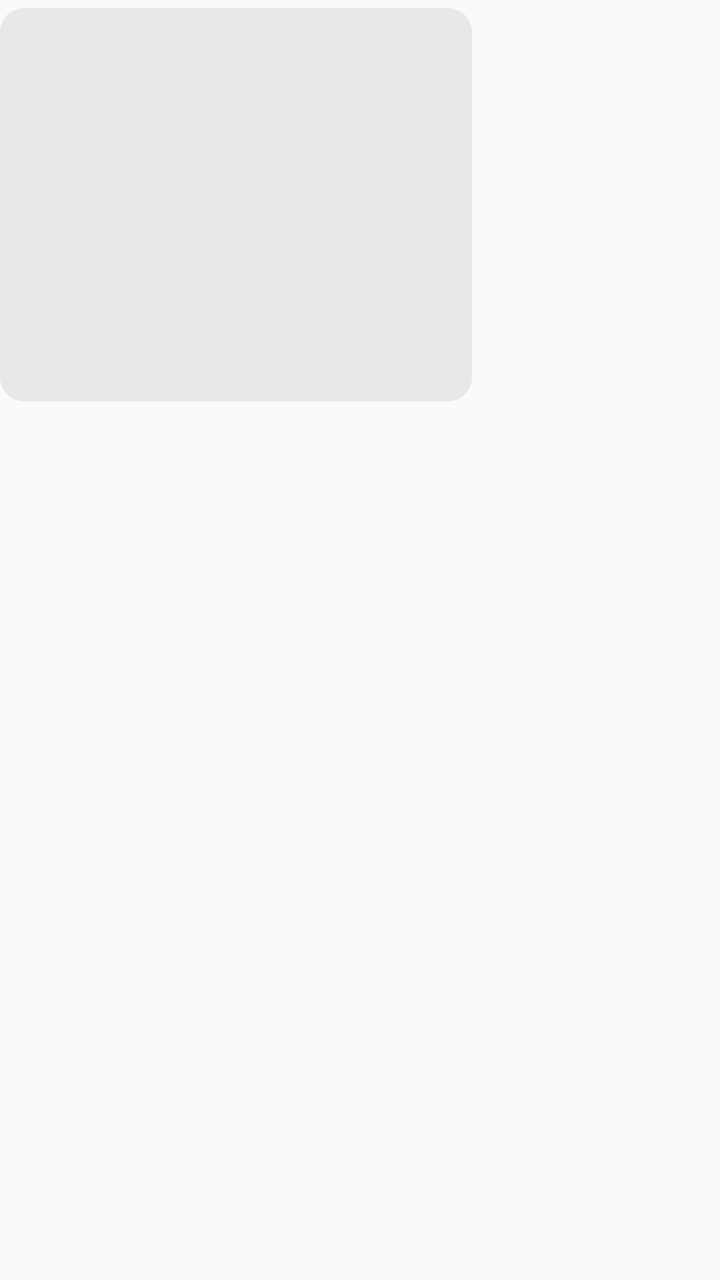
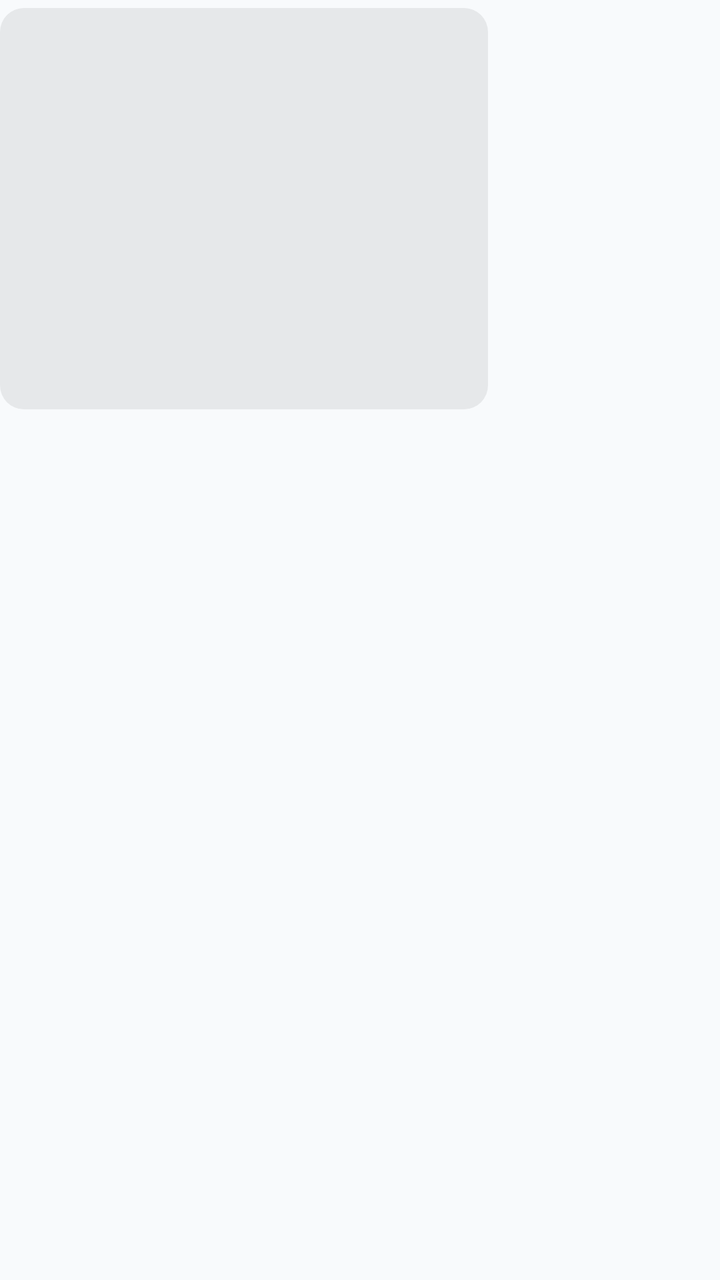

The first picture is an Android layout as it rendered before a commit; the second is the same layout after the commit. The layout source and the unified diff follow.
<!-- AndroidManifest.xml: application theme Theme.NexaChat -->
<!-- res/layout/item_message_image_incoming.xml -->
<?xml version="1.0" encoding="utf-8"?>
<androidx.constraintlayout.widget.ConstraintLayout xmlns:android="http://schemas.android.com/apk/res/android"
    xmlns:app="http://schemas.android.com/apk/res-auto"
    android:layout_width="match_parent"
    android:layout_height="wrap_content"
    android:paddingVertical="@dimen/space_xs">
    <LinearLayout
        android:id="@+id/bubbleContainer"
        android:layout_width="wrap_content"
        android:layout_height="wrap_content"
        android:background="@drawable/bg_message_bubble"
        android:backgroundTint="@color/bubble_other"
        android:maxWidth="@dimen/bubble_max_width"
        android:orientation="vertical"
        android:padding="@dimen/space_sm"
        app:layout_constraintEnd_toEndOf="parent"
        app:layout_constraintHorizontal_bias="0"
        app:layout_constraintStart_toStartOf="parent"
        app:layout_constraintTop_toTopOf="parent">
        <TextView android:id="@+id/senderName" android:layout_width="wrap_content" android:layout_height="wrap_content" android:textAppearance="?attr/textAppearanceLabelSmall" android:visibility="gone"/>
        <include android:id="@+id/replyQuote" layout="@layout/include_message_reply_quote" android:visibility="gone"/>
        <TextView android:id="@+id/messageBody" android:layout_width="wrap_content" android:layout_height="wrap_content" android:textAppearance="?attr/textAppearanceBodyMedium" android:visibility="gone"/>
        <ImageView android:id="@+id/messageImage" android:layout_width="220dp" android:layout_height="160dp" android:contentDescription="@string/cd_open_attachment" android:scaleType="centerCrop" android:visibility="visible"/>
        <ImageButton android:id="@+id/playButton" android:layout_width="@dimen/min_touch_target" android:layout_height="@dimen/min_touch_target" android:contentDescription="@string/cd_open_attachment" android:src="@drawable/ic_play_arrow" android:visibility="gone"/>
        <TextView android:id="@+id/fileName" android:layout_width="wrap_content" android:layout_height="wrap_content" android:drawableStart="@drawable/ic_description" android:gravity="center_vertical" android:visibility="gone"/>
        <TextView android:id="@+id/systemLabel" android:layout_width="wrap_content" android:layout_height="wrap_content" android:textAppearance="?attr/textAppearanceBodySmall" android:textColor="?attr/colorOnSurfaceVariant" android:visibility="gone"/>
        <include android:id="@+id/bubbleMeta" layout="@layout/include_message_bubble_meta"/>
        <include android:id="@+id/reactionsRow" layout="@layout/include_message_reactions_row"/>
    </LinearLayout>
</androidx.constraintlayout.widget.ConstraintLayout>
<!-- res/layout/include_message_reply_quote.xml (included above) -->
<?xml version="1.0" encoding="utf-8"?>
<LinearLayout xmlns:android="http://schemas.android.com/apk/res/android"
    android:layout_width="match_parent"
    android:layout_height="wrap_content"
    android:background="@drawable/bg_reply_quote"
    android:orientation="vertical"
    android:padding="@dimen/space_xs">
    <TextView android:id="@+id/replyAuthor" android:layout_width="wrap_content" android:layout_height="wrap_content" android:textAppearance="?attr/textAppearanceLabelSmall" android:textColor="?attr/colorPrimary"/>
    <TextView android:id="@+id/replySnippet" android:layout_width="wrap_content" android:layout_height="wrap_content" android:ellipsize="end" android:maxLines="2" android:textAppearance="?attr/textAppearanceBodySmall"/>
</LinearLayout>
<!-- res/layout/include_message_bubble_meta.xml (included above) -->
<?xml version="1.0" encoding="utf-8"?>
<LinearLayout xmlns:android="http://schemas.android.com/apk/res/android"
    android:id="@+id/bubbleMetaRow"
    android:layout_width="wrap_content"
    android:layout_height="wrap_content"
    android:layout_gravity="end"
    android:layout_marginTop="2dp"
    android:gravity="center_vertical"
    android:orientation="horizontal">

    <TextView
        android:id="@+id/editedLabel"
        android:layout_width="wrap_content"
        android:layout_height="wrap_content"
        android:layout_marginEnd="@dimen/space_xs"
        android:textAppearance="?attr/textAppearanceLabelSmall"
        android:textColor="?attr/colorOnSurfaceVariant"
        android:textStyle="italic"
        android:visibility="gone" />

    <TextView
        android:id="@+id/timeLabel"
        android:layout_width="wrap_content"
        android:layout_height="wrap_content"
        android:textAppearance="?attr/textAppearanceLabelSmall"
        android:textColor="?attr/colorOnSurfaceVariant" />

    <ProgressBar
        android:id="@+id/sendingProgress"
        style="?android:attr/progressBarStyleSmall"
        android:layout_width="14dp"
        android:layout_height="14dp"
        android:layout_marginStart="@dimen/space_xs"
        android:visibility="gone" />

    <ImageView
        android:id="@+id/deliveryIcon"
        android:layout_width="14dp"
        android:layout_height="14dp"
        android:layout_marginStart="@dimen/space_xs"
        android:contentDescription="@string/cd_delivered"
        android:visibility="gone" />

    <TextView
        android:id="@+id/deliveryStatusText"
        android:layout_width="wrap_content"
        android:layout_height="wrap_content"
        android:layout_marginStart="@dimen/space_xs"
        android:textAppearance="?attr/textAppearanceLabelSmall"
        android:visibility="gone" />
</LinearLayout>
<!-- res/layout/include_message_reactions_row.xml (included above) -->
<?xml version="1.0" encoding="utf-8"?>
<com.google.android.material.chip.ChipGroup xmlns:android="http://schemas.android.com/apk/res/android"
    xmlns:app="http://schemas.android.com/apk/res-auto"
    android:id="@+id/reactionChipGroup"
    android:layout_width="wrap_content"
    android:layout_height="wrap_content"
    android:layout_marginTop="@dimen/space_xs"
    app:singleLine="true" />
<!-- resources referenced by this layout -->
<resources>
  <color name="bubble_other">@color/surface_container_high_light</color>
  <dimen name="bubble_max_width">280dp</dimen>
  <dimen name="min_touch_target">48dp</dimen>
  <dimen name="space_sm">8dp</dimen>
  <dimen name="space_xs">4dp</dimen>
  <string name="cd_delivered">Delivered</string>
  <string name="cd_open_attachment">Open attachment</string>
  <style name="Theme.NexaChat" parent="Theme.NexaChat.Views" />
  <color name="surface_container_high_light">#FFE6E8EA</color>
  <dimen name="corner_md">12dp</dimen>
  <dimen name="corner_sm">8dp</dimen>
  <color name="colorPrimary">@color/brand_indigo</color>
  <color name="colorOnPrimary">#FFFFFFFF</color>
  <color name="colorPrimaryContainer">@color/brand_indigo_container</color>
  <color name="colorOnPrimaryContainer">@color/brand_on_indigo_container</color>
  <color name="colorSecondary">@color/slate_secondary</color>
  <color name="colorOnSecondary">#FFFFFFFF</color>
  <color name="colorSecondaryContainer">@color/slate_secondary_container</color>
  <color name="colorOnSecondaryContainer">@color/slate_on_secondary_container</color>
  <color name="colorTertiary">@color/tertiary_sky</color>
  <color name="colorOnTertiary">#FFFFFFFF</color>
  <color name="colorTertiaryContainer">@color/tertiary_sky_container</color>
  <color name="colorOnTertiaryContainer">@color/tertiary_on_sky_container</color>
  <color name="colorError">@color/error_red</color>
  <color name="colorOnError">#FFFFFFFF</color>
  <color name="colorErrorContainer">@color/error_container_light</color>
  <color name="colorOnErrorContainer">@color/on_error_container_light</color>
  <color name="colorBackground">@color/background_light</color>
  <color name="colorOnBackground">@color/text_primary_light</color>
  <color name="colorSurface">@color/surface_light</color>
  <color name="colorOnSurface">@color/text_primary_light</color>
  <color name="colorSurfaceVariant">@color/surface_variant_light</color>
  <color name="colorOnSurfaceVariant">@color/text_secondary_light</color>
  <color name="colorOutline">@color/slate_border</color>
  <color name="colorOutlineVariant">@color/slate_divider</color>
  <style name="TextAppearance.NexaChat.TitleLarge" parent="TextAppearance.Material3.TitleLarge" />
  <style name="TextAppearance.NexaChat.TitleSmall" parent="TextAppearance.Material3.TitleSmall" />
  <style name="TextAppearance.NexaChat.BodyLarge" parent="TextAppearance.Material3.BodyLarge" />
  <style name="TextAppearance.NexaChat.BodyMedium" parent="TextAppearance.Material3.BodyMedium" />
  <style name="TextAppearance.NexaChat.BodySmall" parent="TextAppearance.Material3.BodySmall" />
  <style name="TextAppearance.NexaChat.LabelLarge" parent="TextAppearance.Material3.LabelLarge" />
  <style name="TextAppearance.NexaChat.LabelMedium" parent="TextAppearance.Material3.LabelMedium" />
  <style name="TextAppearance.NexaChat.LabelSmall" parent="TextAppearance.Material3.LabelSmall" />
  <color name="brand_indigo">#FF4F46E5</color>
  <color name="brand_indigo_container">#FFE0E7FF</color>
  <color name="brand_on_indigo_container">#FF1E1B4B</color>
  <color name="slate_secondary">#FF505F76</color>
  <color name="slate_secondary_container">#FFD0E1FB</color>
  <color name="slate_on_secondary_container">#FF1D283A</color>
  <color name="tertiary_sky">#FF0EA5E9</color>
  <color name="tertiary_sky_container">#FFBAE6FD</color>
  <color name="tertiary_on_sky_container">#FF0369A1</color>
  <color name="error_red">#FFBA1A1A</color>
  <color name="error_container_light">#FFFFDAD6</color>
  <color name="on_error_container_light">#FF93000A</color>
  <color name="background_light">#FFF8FAFC</color>
  <color name="text_primary_light">#FF0F172A</color>
  <color name="surface_light">#FFF8FAFC</color>
  <color name="surface_variant_light">#FFE0E3E5</color>
  <color name="text_secondary_light">#FF64748B</color>
  <color name="slate_border">#FFCBD5E1</color>
  <color name="slate_divider">#FFE2E8F0</color>
  <dimen name="corner_lg">16dp</dimen>
  <!-- unchanged entries left out for length: 13 -->
</resources>

<!-- the commit's change to res/layout/item_message_image_incoming.xml (unified diff, before → after) -->
@@ -12,17 +12,17 @@
         android:backgroundTint="@color/bubble_other"
         android:maxWidth="@dimen/bubble_max_width"
         android:orientation="vertical"
-        android:padding="@dimen/space_sm"
+        android:paddingHorizontal="12dp" android:paddingVertical="10dp"
         app:layout_constraintEnd_toEndOf="parent"
         app:layout_constraintHorizontal_bias="0"
         app:layout_constraintStart_toStartOf="parent"
         app:layout_constraintTop_toTopOf="parent">
-        <TextView android:id="@+id/senderName" android:layout_width="wrap_content" android:layout_height="wrap_content" android:textAppearance="?attr/textAppearanceLabelSmall" android:visibility="gone"/>
+        <TextView android:id="@+id/senderName" android:layout_width="wrap_content" android:layout_height="wrap_content" android:textAppearance="?attr/textAppearanceLabelSmall" android:textColor="?attr/colorOnSurface" android:textStyle="bold" android:visibility="gone"/>
         <include android:id="@+id/replyQuote" layout="@layout/include_message_reply_quote" android:visibility="gone"/>
-        <TextView android:id="@+id/messageBody" android:layout_width="wrap_content" android:layout_height="wrap_content" android:textAppearance="?attr/textAppearanceBodyMedium" android:visibility="gone"/>
+        <TextView android:id="@+id/messageBody" android:layout_width="wrap_content" android:layout_height="wrap_content" android:textAppearance="?attr/textAppearanceBodyMedium" android:textColor="?attr/colorOnSurface" android:visibility="gone"/>
         <ImageView android:id="@+id/messageImage" android:layout_width="220dp" android:layout_height="160dp" android:contentDescription="@string/cd_open_attachment" android:scaleType="centerCrop" android:visibility="visible"/>
-        <ImageButton android:id="@+id/playButton" android:layout_width="@dimen/min_touch_target" android:layout_height="@dimen/min_touch_target" android:contentDescription="@string/cd_open_attachment" android:src="@drawable/ic_play_arrow" android:visibility="gone"/>
-        <TextView android:id="@+id/fileName" android:layout_width="wrap_content" android:layout_height="wrap_content" android:drawableStart="@drawable/ic_description" android:gravity="center_vertical" android:visibility="gone"/>
+        <ImageButton android:id="@+id/playButton" android:layout_width="@dimen/min_touch_target" android:layout_height="@dimen/min_touch_target" android:background="?attr/selectableItemBackgroundBorderless" android:contentDescription="@string/cd_open_attachment" android:src="@drawable/ic_play_arrow" android:tint="?attr/colorOnSurface" android:visibility="gone"/>
+        <TextView android:id="@+id/fileName" android:layout_width="wrap_content" android:layout_height="wrap_content" android:drawableStart="@drawable/ic_description" android:drawablePadding="10dp" android:drawableTint="?attr/colorOnSurface" android:gravity="center_vertical" android:textAppearance="?attr/textAppearanceBodyMedium" android:textColor="?attr/colorOnSurface" android:visibility="gone"/>
         <TextView android:id="@+id/systemLabel" android:layout_width="wrap_content" android:layout_height="wrap_content" android:textAppearance="?attr/textAppearanceBodySmall" android:textColor="?attr/colorOnSurfaceVariant" android:visibility="gone"/>
         <include android:id="@+id/bubbleMeta" layout="@layout/include_message_bubble_meta"/>
         <include android:id="@+id/reactionsRow" layout="@layout/include_message_reactions_row"/>
<!-- resource entries referenced after the edit -->
@@ -3,7 +3,6 @@
   <color name="bubble_other">@color/surface_container_high_light</color>
   <dimen name="bubble_max_width">280dp</dimen>
   <dimen name="min_touch_target">48dp</dimen>
-  <dimen name="space_sm">8dp</dimen>
   <dimen name="space_xs">4dp</dimen>
   <string name="cd_delivered">Delivered</string>
   <string name="cd_open_attachment">Open attachment</string>
